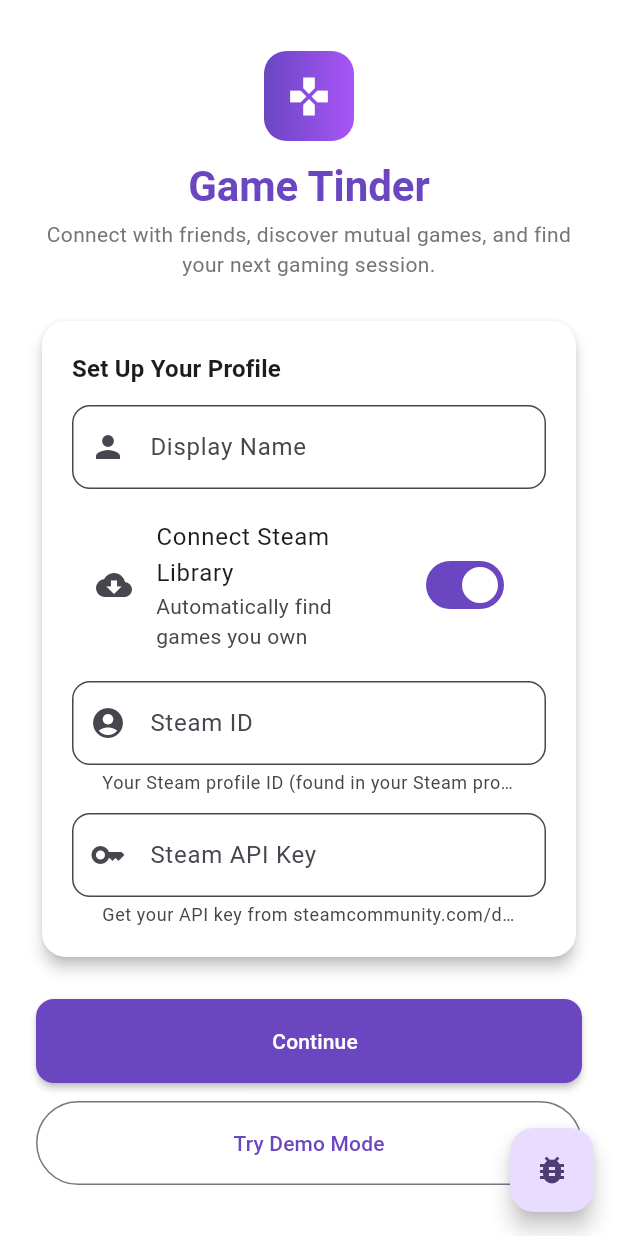
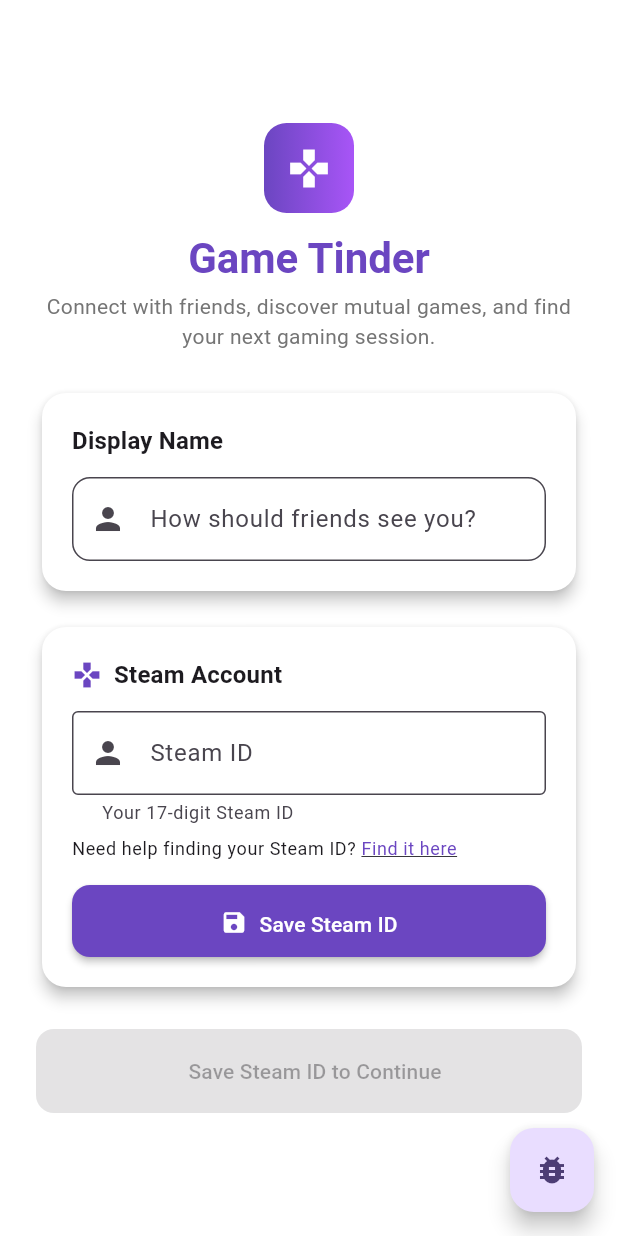
Before and after one commit to luketaylor-dev/game_tinder, a Flutter app: the screen it shows after launch, on a phone screen of 412 x 824 dp. Run offline on Flutter 3.47's test engine with Material 3 defaults, Android fonts, the phone set to English and light mode, and no system bars; our stand-ins replace dio, flutter_dotenv, flutter_riverpod, freezed_annotation, logger, shared_preferences and 1 more; accounts and stored records are empty.

Commit message:
add link to steamid finder and field to get and store steamid

```diff
--- /dev/null
+++ b/lib/components/auth/steam_auth_widget.dart
@@ -0,0 +1,155 @@
+import 'package:flutter/material.dart';
+import 'package:flutter_riverpod/flutter_riverpod.dart';
+import '../../services/steam_auth_service.dart';
+import '../buttons/app_button.dart';
+
+/// Steam authentication widget for the landing page
+class SteamAuthWidget extends ConsumerStatefulWidget {
+  final VoidCallback? onSteamIdSaved;
+
+  const SteamAuthWidget({super.key, this.onSteamIdSaved});
+
+  @override
+  ConsumerState<SteamAuthWidget> createState() => _SteamAuthWidgetState();
+}
+
+class _SteamAuthWidgetState extends ConsumerState<SteamAuthWidget> {
+  final _steamIdController = TextEditingController();
+  bool _isLoading = false;
+
+  @override
+  void dispose() {
+    _steamIdController.dispose();
+    super.dispose();
+  }
+
+  @override
+  Widget build(BuildContext context) {
+    return Column(
+      children: [
+        // Steam ID input field
+        TextFormField(
+          controller: _steamIdController,
+          keyboardType: TextInputType.number,
+          decoration: const InputDecoration(
+            labelText: 'Steam ID',
+            hintText: '76561198000000001',
+            helperText: 'Your 17-digit Steam ID',
+            prefixIcon: Icon(Icons.person),
+            border: OutlineInputBorder(),
+          ),
+          onChanged: (value) {
+            // Optional: Add real-time validation
+          },
+        ),
+
+        const SizedBox(height: 8),
+
+        // Help text with link
+        Row(
+          children: [
+            Text(
+              'Need help finding your Steam ID? ',
+              style: Theme.of(context).textTheme.bodySmall,
+            ),
+            GestureDetector(
+              onTap: _openSteamIdFinder,
+              child: Text(
+                'Find it here',
+                style: Theme.of(context).textTheme.bodySmall?.copyWith(
+                  color: Theme.of(context).colorScheme.primary,
+                  decoration: TextDecoration.underline,
+                ),
+              ),
+            ),
+          ],
+        ),
+
+        const SizedBox(height: 16),
+
+        // Save Steam ID button
+        AppButton(
+          text: 'Save Steam ID',
+          icon: Icons.save,
+          width: double.infinity,
+          height: 48,
+          onPressed: _isLoading ? null : _saveSteamId,
+        ),
+      ],
+    );
+  }
+
+  Future<void> _openSteamIdFinder() async {
+    try {
+      final success = await SteamAuthService.showSteamIdFinder();
+
+      if (!success && mounted) {
+        ScaffoldMessenger.of(context).showSnackBar(
+          const SnackBar(
+            content: Text('Failed to open Steam ID finder'),
+            backgroundColor: Colors.red,
+          ),
+        );
+      }
+    } catch (e) {
+      if (mounted) {
+        ScaffoldMessenger.of(context).showSnackBar(
+          SnackBar(content: Text('Error: $e'), backgroundColor: Colors.red),
+        );
+      }
+    }
+  }
+
+  Future<void> _saveSteamId() async {
+    final steamId = _steamIdController.text.trim();
+
+    if (steamId.isEmpty) {
+      ScaffoldMessenger.of(context).showSnackBar(
+        const SnackBar(content: Text('Please enter your Steam ID')),
+      );
+      return;
+    }
+
+    setState(() {
+      _isLoading = true;
+    });
+
+    try {
+      // Store Steam ID using the service
+      final success = await SteamAuthService.storeSteamId(steamId);
+
+      if (mounted) {
+        if (success) {
+          ScaffoldMessenger.of(context).showSnackBar(
+            const SnackBar(
+              content: Text('Steam ID saved successfully!'),
+              backgroundColor: Colors.green,
+            ),
+          );
+          // Notify parent that Steam ID was saved
+          await Future.delayed(const Duration(milliseconds: 100));
+          widget.onSteamIdSaved?.call();
+        } else {
+          ScaffoldMessenger.of(context).showSnackBar(
+            const SnackBar(
+              content: Text('Invalid Steam ID format. Must be 17 digits.'),
+              backgroundColor: Colors.red,
+            ),
+          );
+        }
+      }
+    } catch (e) {
+      if (mounted) {
+        ScaffoldMessenger.of(context).showSnackBar(
+          SnackBar(content: Text('Error: $e'), backgroundColor: Colors.red),
+        );
+      }
+    } finally {
+      if (mounted) {
+        setState(() {
+          _isLoading = false;
+        });
+      }
+    }
+  }
+}
--- a/lib/components/components.dart
+++ b/lib/components/components.dart
@@ -6,3 +6,6 @@
 export 'layout/section_header.dart';
 export 'user/user_avatar.dart';
 export 'forms/app_form_field.dart';
+export 'auth/steam_auth_widget.dart';
+export 'debug/steam_api_test_dialog.dart';
+export 'debug/quick_steam_test_widget.dart';
--- a/lib/providers/counter_provider.dart
+++ /dev/null
@@ -1,5 +0,0 @@
-import 'package:flutter_riverpod/flutter_riverpod.dart';
-
-/// Provider for managing counter state
-/// This is a simple example of how to organize providers in separate files
-final counterProvider = StateProvider<int>((ref) => 0);
--- a/lib/providers/providers.dart
+++ b/lib/providers/providers.dart
@@ -1,6 +1,5 @@
 // Export all providers from a single file for easy importing
 export 'auth_provider.dart';
-export 'counter_provider.dart';
 export 'session_provider.dart';
 export 'session_data_provider.dart';
 export 'mock_steam_provider.dart';
--- a/lib/screens/landing_page.dart
+++ b/lib/screens/landing_page.dart
@@ -2,17 +2,37 @@
 import 'package:flutter_riverpod/flutter_riverpod.dart';
 import '../providers/providers.dart';
 import '../models/models.dart';
-import '../services/services.dart';
 import '../components/components.dart';
-import '../components/debug/steam_api_test_dialog.dart';
-import '../components/debug/quick_steam_test_widget.dart';
+import '../services/steam_auth_service.dart';
 
 /// Landing page for Game Tinder - user setup and session creation
-class LandingPage extends ConsumerWidget {
+class LandingPage extends ConsumerStatefulWidget {
   const LandingPage({super.key});
 
   @override
-  Widget build(BuildContext context, WidgetRef ref) {
+  ConsumerState<LandingPage> createState() => _LandingPageState();
+}
+
+class _LandingPageState extends ConsumerState<LandingPage> {
+  bool _hasSteamId = false;
+
+  @override
+  void initState() {
+    super.initState();
+    _checkSteamId();
+  }
+
+  Future<void> _checkSteamId() async {
+    final hasSteamId = await SteamAuthService.hasStoredSteamId();
+    if (mounted) {
+      setState(() {
+        _hasSteamId = hasSteamId;
+      });
+    }
+  }
+
+  @override
+  Widget build(BuildContext context) {
     final formState = ref.watch(landingPageFormProvider);
     final formNotifier = ref.read(landingPageFormProvider.notifier);
 
@@ -80,13 +100,8 @@
 
                   const SizedBox(height: 12),
 
-                  // Create User Button
+                  // Create User Button (only enabled if Steam ID is saved)
                   _buildCreateButton(context, ref, formState, formNotifier),
-
-                  const SizedBox(height: 12),
-
-                  // Demo Button
-                  _buildDemoButton(context, ref, formNotifier),
                 ],
               ),
             ),
@@ -101,22 +116,23 @@
     LandingPageFormState formState,
     LandingPageFormNotifier formNotifier,
   ) {
-    return AppCard(
+    return Column(
+      children: [
+        // Display Name Card
+        AppCard(
           child: Column(
             crossAxisAlignment: CrossAxisAlignment.start,
             children: [
               Text(
-            'Set Up Your Profile',
+                'Display Name',
                 style: Theme.of(
                   context,
                 ).textTheme.titleMedium?.copyWith(fontWeight: FontWeight.bold),
               ),
               const SizedBox(height: 12),
-
-          // Display Name
               AppFormField(
-            labelText: 'Display Name',
-            hintText: 'How should friends see you?',
+                labelText: 'How should friends see you?',
+                hintText: 'Enter your display name',
                 prefixIcon: Icons.person,
                 initialValue: formState.displayName,
                 onChanged: formNotifier.updateDisplayName,
@@ -127,61 +143,77 @@
                   return null;
                 },
               ),
-
-          const SizedBox(height: 12),
-
-          // Steam Integration Toggle
-          SwitchListTile(
-            title: const Text('Connect Steam Library'),
-            subtitle: const Text('Automatically find games you own'),
-            value: formState.useSteamIntegration,
-            onChanged: formNotifier.toggleSteamIntegration,
-            secondary: const Icon(Icons.cloud_download),
+            ],
+          ),
         ),
 
-          if (formState.useSteamIntegration) ...[
+        const SizedBox(height: 16),
+
+        // Steam Authentication Card
+        AppCard(
+          child: Column(
+            crossAxisAlignment: CrossAxisAlignment.start,
+            children: [
+              Row(
+                children: [
+                  Icon(
+                    Icons.games,
+                    color: Theme.of(context).colorScheme.primary,
+                    size: 20,
+                  ),
+                  const SizedBox(width: 8),
+                  Text(
+                    'Steam Account',
+                    style: Theme.of(context).textTheme.titleMedium?.copyWith(
+                      fontWeight: FontWeight.bold,
+                    ),
+                  ),
+                  const Spacer(),
+                  if (_hasSteamId)
+                    Container(
+                      padding: const EdgeInsets.symmetric(
+                        horizontal: 8,
+                        vertical: 4,
+                      ),
+                      decoration: BoxDecoration(
+                        color: Colors.green.withOpacity(0.1),
+                        borderRadius: BorderRadius.circular(12),
+                        border: Border.all(
+                          color: Colors.green.withOpacity(0.3),
+                        ),
+                      ),
+                      child: Row(
+                        mainAxisSize: MainAxisSize.min,
+                        children: [
+                          Icon(
+                            Icons.check_circle,
+                            color: Colors.green,
+                            size: 16,
+                          ),
+                          const SizedBox(width: 4),
+                          Text(
+                            'Connected',
+                            style: TextStyle(
+                              color: Colors.green,
+                              fontSize: 12,
+                              fontWeight: FontWeight.w500,
+                            ),
+                          ),
+                        ],
+                      ),
+                    ),
+                ],
+              ),
               const SizedBox(height: 12),
-
-            // Steam ID
-            AppFormField(
-              labelText: 'Steam ID',
-              hintText: '76561198000000000',
-              prefixIcon: Icons.account_circle,
-              helperText:
-                  'Your Steam profile ID (found in your Steam profile URL)',
-              initialValue: formState.steamId,
-              onChanged: formNotifier.updateSteamId,
-              validator: (value) {
-                if (formState.useSteamIntegration &&
-                    (value == null || value.trim().isEmpty)) {
-                  return 'Please enter your Steam ID';
-                }
-                return null;
-              },
-            ),
-
-            const SizedBox(height: 12),
-
-            // Steam API Key
-            AppFormField(
-              labelText: 'Steam API Key',
-              hintText: 'Your Steam Web API key',
-              prefixIcon: Icons.key,
-              helperText: 'Get your API key from steamcommunity.com/dev/apikey',
-              obscureText: true,
-              initialValue: formState.steamApiKey,
-              onChanged: formNotifier.updateSteamApiKey,
-              validator: (value) {
-                if (formState.useSteamIntegration &&
-                    (value == null || value.trim().isEmpty)) {
-                  return 'Please enter your Steam API key';
-                }
-                return null;
+              SteamAuthWidget(
+                onSteamIdSaved: () {
+                  _checkSteamId();
                 },
               ),
             ],
+          ),
+        ),
       ],
-      ),
     );
   }
 
@@ -191,27 +223,27 @@
     LandingPageFormState formState,
     LandingPageFormNotifier formNotifier,
   ) {
-    return AppButton(
-      text: 'Continue',
-      isLoading: formState.isLoading,
-      onPressed: formState.isLoading
-          ? null
-          : () => _createUser(context, ref, formState, formNotifier),
-    );
+    return FutureBuilder<bool>(
+      future: SteamAuthService.hasStoredSteamId(),
+      builder: (context, snapshot) {
+        final hasSteamId = snapshot.data ?? false;
+        final canContinue =
+            !formState.isLoading &&
+            formState.displayName.trim().isNotEmpty &&
+            hasSteamId;
+
+        String buttonText = 'Continue';
+        if (!hasSteamId) {
+          buttonText = 'Save Steam ID to Continue';
         }
 
-  Widget _buildDemoButton(
-    BuildContext context,
-    WidgetRef ref,
-    LandingPageFormNotifier formNotifier,
-  ) {
         return AppButton(
-      text: 'Try Demo Mode',
-      isOutlined: true,
-      onPressed: () {
-        formNotifier.setDemoMode();
-        final currentState = ref.read(landingPageFormProvider);
-        _createUser(context, ref, currentState, formNotifier);
+          text: buttonText,
+          isLoading: formState.isLoading,
+          onPressed: canContinue
+              ? () => _createUser(context, ref, formState, formNotifier)
+              : null,
+        );
       },
     );
   }
@@ -228,12 +260,7 @@
       return;
     }
 
-    if (formState.useSteamIntegration &&
-        (formState.steamId.trim().isEmpty ||
-            formState.steamApiKey.trim().isEmpty)) {
-      formNotifier.setError('Please enter both Steam ID and API key');
-      return;
-    }
+    // Steam authentication is now handled by SteamAuthWidget
 
     formNotifier.setLoading(true);
     formNotifier.clearError();
@@ -241,36 +268,15 @@
     try {
       GameTinderUser user;
 
-      if (formState.useSteamIntegration &&
-          formState.steamId.isNotEmpty &&
-          formState.steamApiKey.isNotEmpty) {
-        // Create user with Steam integration
-        final steamResponse = await SteamApiService.fetchUserProfile(
-          steamId: formState.steamId.trim(),
-          steamApiKey: formState.steamApiKey.trim(),
-        );
+      // Get stored Steam ID
+      final steamId = await SteamAuthService.getStoredSteamId();
+      if (steamId == null) {
+        formNotifier.setError('Steam ID is required to continue');
+        return;
+      }
 
-        if (steamResponse.success && steamResponse.data != null) {
-          // Convert Steam profile to GameTinderUser
-          user = GameTinderUser(
-            id: DateTime.now().millisecondsSinceEpoch.toString(),
-            displayName: formState.displayName.trim().isNotEmpty
-                ? formState.displayName.trim()
-                : steamResponse.data!.displayName,
-            avatarUrl: steamResponse.data!.avatarUrl ?? '',
-            ownedGameIds: [], // Will be populated separately
-            gamePlaytimes: {},
-            steamId: formState.steamId.trim(),
-            steamApiKey: formState.steamApiKey.trim(),
-          );
-        } else {
-          // Fallback to mock user
+      // Create user with Steam ID
       user = MockSteamService.createMockUser(formState.displayName.trim());
-        }
-      } else {
-        // Create user with mock data
-        user = MockSteamService.createMockUser(formState.displayName.trim());
-      }
 
       // Set current user
       ref.read(sessionProvider.notifier).setCurrentUser(user);
--- a/lib/services/services.dart
+++ b/lib/services/services.dart
@@ -1,2 +1,3 @@
 // Export all services
 export 'steam_api_service.dart';
+export 'steam_auth_service.dart';
--- /dev/null
+++ b/lib/services/steam_auth_service.dart
@@ -0,0 +1,104 @@
+import 'package:url_launcher/url_launcher.dart';
+import 'package:logger/logger.dart';
+import 'package:shared_preferences/shared_preferences.dart';
+
+/// Steam authentication service with improved UX
+class SteamAuthService {
+  static final Logger _logger = Logger();
+
+  /// Show Steam profile page to help users find their Steam ID
+  static Future<bool> showSteamProfile() async {
+    try {
+      _logger.i('Opening Steam profile page');
+
+      // Open Steam profile page (user needs to be logged in)
+      final steamProfileUrl = Uri.parse(
+        'https://steamcommunity.com/my/profile',
+      );
+
+      if (await canLaunchUrl(steamProfileUrl)) {
+        await launchUrl(steamProfileUrl, mode: LaunchMode.externalApplication);
+        return true;
+      } else {
+        _logger.e('Could not launch Steam profile URL');
+        return false;
+      }
+    } catch (e) {
+      _logger.e('Error opening Steam profile: $e');
+      return false;
+    }
+  }
+
+  /// Show Steam ID finder page
+  static Future<bool> showSteamIdFinder() async {
+    try {
+      _logger.i('Opening Steam ID finder');
+
+      // Open Steam ID finder website
+      final steamIdFinderUrl = Uri.parse('https://steamidfinder.com/');
+
+      if (await canLaunchUrl(steamIdFinderUrl)) {
+        await launchUrl(steamIdFinderUrl, mode: LaunchMode.externalApplication);
+        return true;
+      } else {
+        _logger.e('Could not launch Steam ID finder URL');
+        return false;
+      }
+    } catch (e) {
+      _logger.e('Error opening Steam ID finder: $e');
+      return false;
+    }
+  }
+
+  /// Store Steam ID locally after user enters it manually
+  static Future<bool> storeSteamId(String steamId) async {
+    try {
+      _logger.i('Storing Steam ID locally');
+
+      // Validate Steam ID format (17 digits)
+      final regex = RegExp(r'^\d{17}$');
+      if (!regex.hasMatch(steamId)) {
+        _logger.e('Invalid Steam ID format: $steamId');
+        return false;
+      }
+
+      // Store in SharedPreferences
+      final prefs = await SharedPreferences.getInstance();
+      await prefs.setString('user_steam_id', steamId);
+
+      _logger.i('Steam ID stored successfully');
+      return true;
+    } catch (e) {
+      _logger.e('Error storing Steam ID: $e');
+      return false;
+    }
+  }
+
+  /// Get stored Steam ID
+  static Future<String?> getStoredSteamId() async {
+    try {
+      final prefs = await SharedPreferences.getInstance();
+      return prefs.getString('user_steam_id');
+    } catch (e) {
+      _logger.e('Error getting stored Steam ID: $e');
+      return null;
+    }
+  }
+
+  /// Clear stored Steam ID
+  static Future<void> clearStoredSteamId() async {
+    try {
+      final prefs = await SharedPreferences.getInstance();
+      await prefs.remove('user_steam_id');
+      _logger.i('Steam ID cleared');
+    } catch (e) {
+      _logger.e('Error clearing Steam ID: $e');
+    }
+  }
+
+  /// Check if user has a stored Steam ID
+  static Future<bool> hasStoredSteamId() async {
+    final steamId = await getStoredSteamId();
+    return steamId != null && steamId.isNotEmpty;
+  }
+}
--- a/lib/utils/quick_steam_test.dart
+++ /dev/null
@@ -1,28 +0,0 @@
-import '../../services/steam_api_service.dart';
-
-/// Quick Steam API test - run this to verify the service works
-class QuickSteamTest {
-  static Future<void> runTest() async {
-    print('🧪 Starting Steam API Test...');
-
-    // Test Steam ID validation
-    const testSteamId = '76561198000000001'; // Example Steam ID
-    print('Testing Steam ID validation...');
-    final isValid = SteamApiService.isValidSteamId(testSteamId);
-    print('Steam ID validation: ${isValid ? "✅ Valid" : "❌ Invalid"}');
-
-    if (!isValid) {
-      print('❌ Test failed: Invalid Steam ID format');
-      return;
-    }
-
-    print('✅ Steam API service is working correctly!');
-    print('📝 To test with real data:');
-    print('   1. Get your Steam ID from your profile URL');
-    print('   2. Get API key from steamcommunity.com/dev/apikey');
-    print('   3. Use the Steam API test dialog in the app');
-    print(
-      '   4. Look for the floating action button (bug icon) or "Test Steam API" button',
-    );
-  }
-}
```
Also changed, not shown: lib/components/auth/steam_auth_form.dart (deleted, +0 -168 lines), pubspec.yaml (+4 -7 lines), pubspec.lock, 4 other files. Lines whose indentation alone changed are shown as unchanged.
